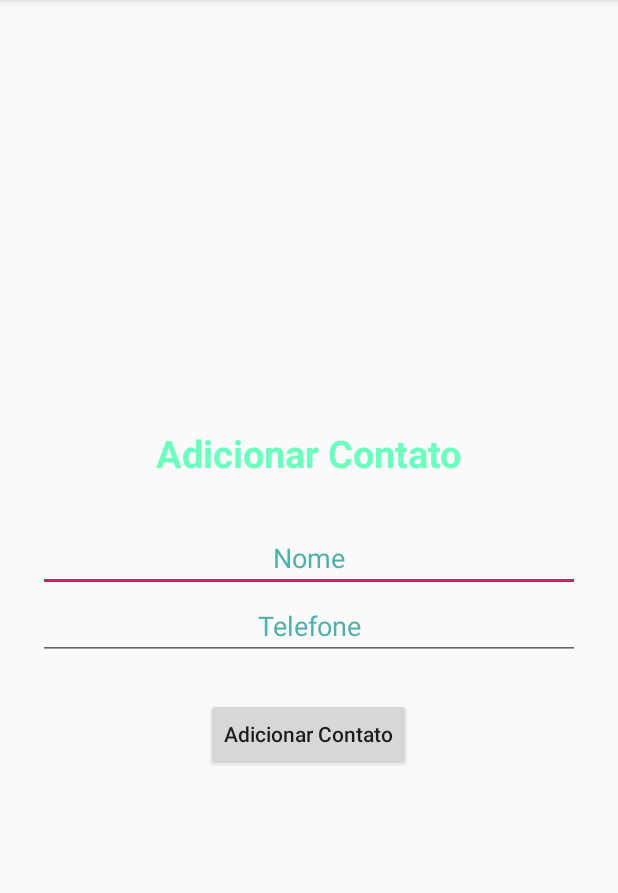
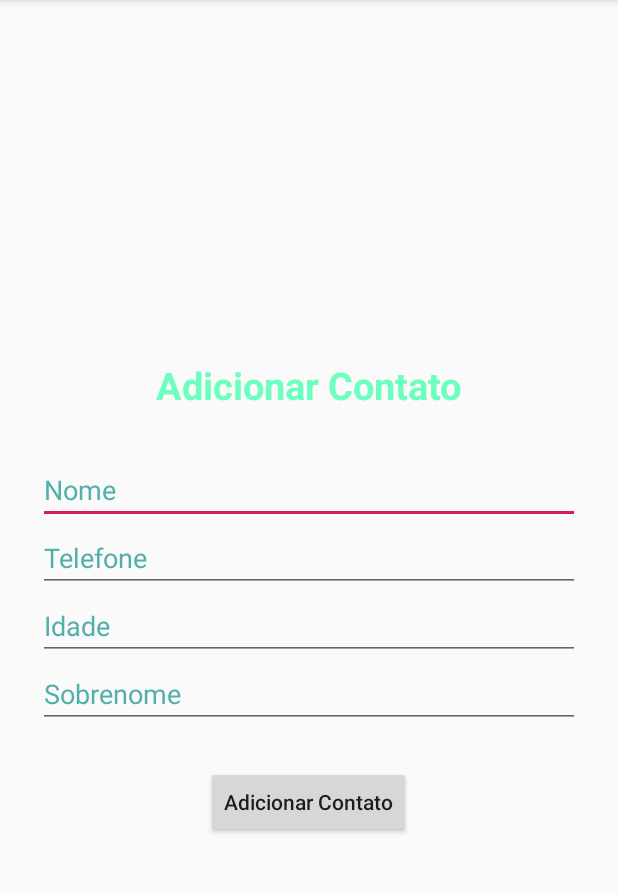
Before and after one commit to MarlenaMartins1533/Agenda, an Android app: the AddContactActivity screen opened directly, with no data from a screen before it, on a phone screen of 412 x 824 dp, the part 84-977 px from its top. Run offline under Robolectric (Android 15) with nearby library versions, the phone set to English and light mode, and no system bars.

```diff
--- a/app/src/main/java/com/marlena/agenda/model/Contact.kt
+++ b/app/src/main/java/com/marlena/agenda/model/Contact.kt
@@ -2,6 +2,7 @@ package com.marlena.agenda.model
 
 import android.arch.persistence.room.ColumnInfo
 import android.arch.persistence.room.Entity
+import android.arch.persistence.room.Ignore
 import android.arch.persistence.room.PrimaryKey
 import java.io.Serializable
 
@@ -16,6 +17,8 @@ class Contact: Serializable{
     var age: String = ""
     @ColumnInfo(name = "surname")
     var surname: String = ""
+    @Ignore
+    var seeDetais: Boolean = false
 
     fun getCompleteName(): String {
         return name + surname
--- a/app/src/main/java/com/marlena/agenda/view/activities/AddContactActivity.kt
+++ b/app/src/main/java/com/marlena/agenda/view/activities/AddContactActivity.kt
@@ -1,7 +1,5 @@
 package com.marlena.agenda.view.activities
 
-import android.app.Activity
-import android.content.Intent
 import android.support.v7.app.AppCompatActivity
 import android.os.Bundle
 import android.widget.Toast
@@ -17,9 +15,11 @@ class AddContactActivity : AppCompatActivity() {
         setContentView(R.layout.activity_add_contact)
 
         add_contactBTN.setOnClickListener {
-            val contact = Contact() //Inserido o valor vazio forçado
+            val contact = Contact()
             contact.name = name_contactEDT.text.toString()
             contact.phone = phone_contactEDT.text.toString()
+            contact.age = age_contactEDT.text.toString()
+            contact.surname = surname_contactEDT.text.toString()
 
             AgendaDB.instance.contactDAO().insert(contact)
 
--- a/app/src/main/res/layout/activity_add_contact.xml
+++ b/app/src/main/res/layout/activity_add_contact.xml
@@ -28,8 +28,7 @@
                 android:importantForAutofill="no"
                 android:inputType="textPersonName"
                 android:textColor="#6bfff7"
-                android:textColorHint="#52afaa"
-                android:textAlignment="center"/>
+                android:textColorHint="#52afaa"/>
 
         <EditText
                 android:id="@+id/phone_contactEDT"
@@ -39,15 +38,35 @@
                 android:importantForAutofill="no"
                 android:inputType="phone"
                 android:textColor="#6bfff7"
-                android:textColorHint="#52afaa"
-                android:textAlignment="center"/>
+                android:textColorHint="#52afaa"/>
+
+        <EditText
+                android:id="@+id/age_contactEDT"
+                android:layout_width="match_parent"
+                android:layout_height="wrap_content"
+                android:hint="@string/age"
+                android:importantForAutofill="no"
+                android:inputType="numberDecimal"
+                android:textColor="#6bfff7"
+                android:textColorHint="#52afaa"/>
+
+        <EditText
+                android:id="@+id/surname_contactEDT"
+                android:layout_width="match_parent"
+                android:layout_height="wrap_content"
+                android:hint="@string/surname"
+                android:importantForAutofill="no"
+                android:inputType="textPersonName"
+                android:textColor="#6bfff7"
+                android:textColorHint="#52afaa"/>
 
         <Button
                 android:id="@+id/add_contactBTN"
                 android:layout_width="wrap_content"
                 android:layout_height="wrap_content"
+                android:layout_gravity="center"
                 android:text="@string/add_contact"
                 android:layout_marginTop="25dp"
-                android:textAllCaps="false" />
+                android:textAllCaps="false"/>
 
 </LinearLayout>
--- a/app/src/main/res/values/strings.xml
+++ b/app/src/main/res/values/strings.xml
@@ -6,5 +6,7 @@
     <string name="age">Idade</string>
     <string name="surname">Sobrenome</string>
     <string name="empty">EMPTY</string>
+    <string name="edit">Editar</string>
+    <string name="delete">Excluir</string>
     <string name="contact_fragment">Informações do Contato</string>
 </resources>
```
Also changed, not shown: app/src/main/java/com/marlena/agenda/view/activities/ContactListActivity.kt (+19 -1 lines), app/src/main/java/com/marlena/agenda/view/adapters/ContactAdapter.kt (+29 -19 lines), app/src/main/java/com/marlena/agenda/view/adapters/ContactInterface.kt (added, +13 -0 lines), app/src/main/res/layout/item_contact.xml (+30 -2 lines).
